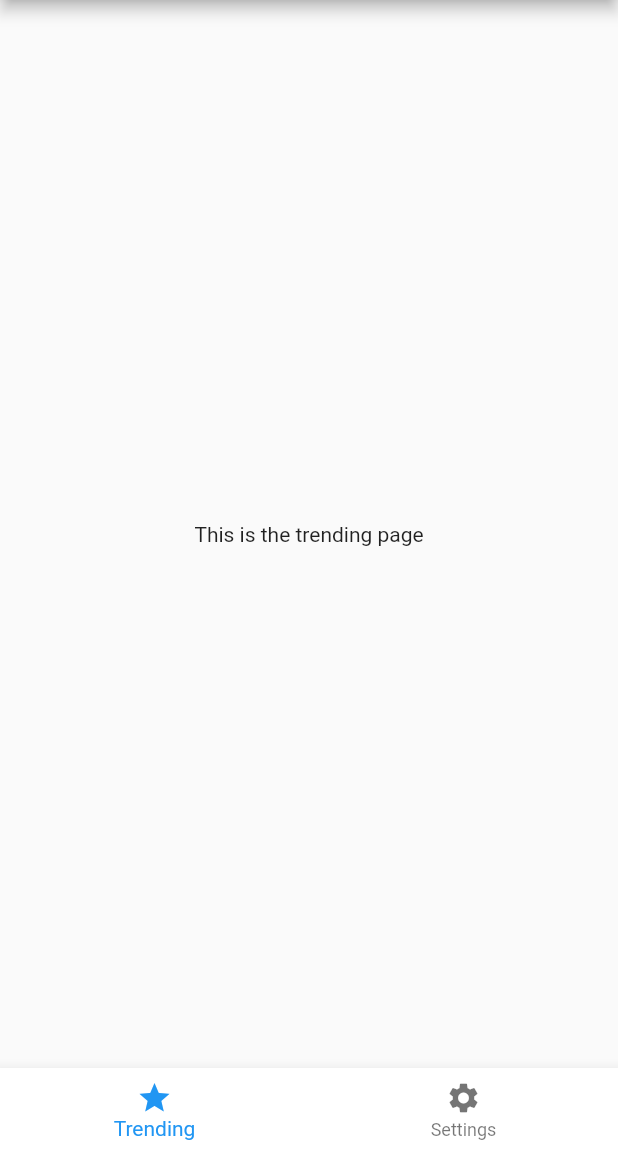
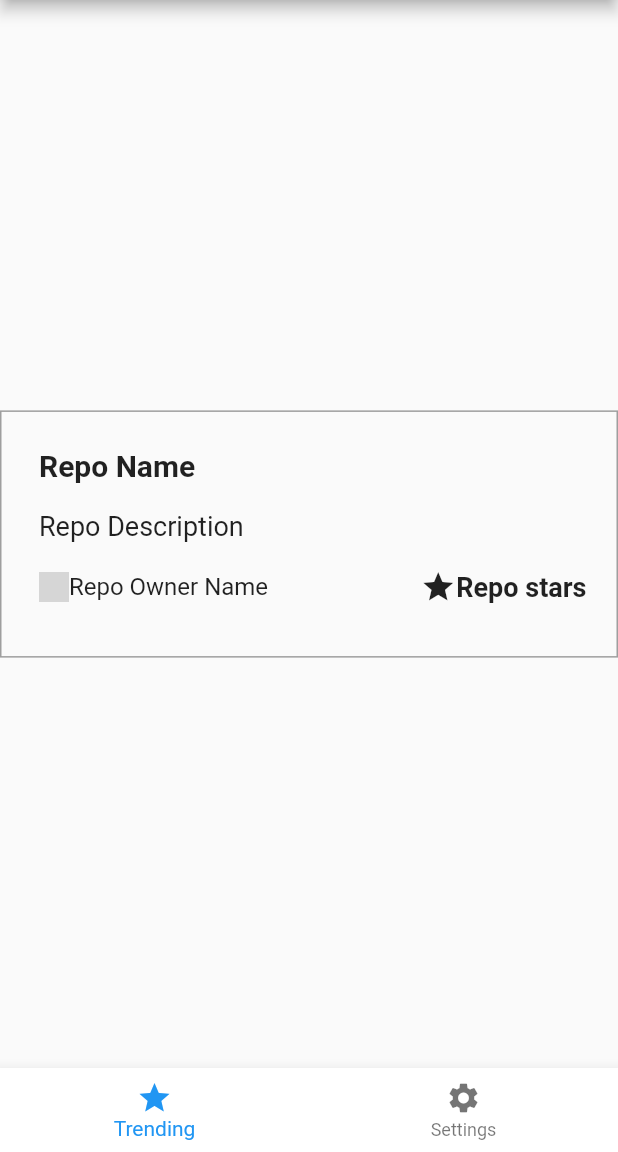
Before and after one commit to amineboularbah/Github-trending-repos-app, a Flutter app: the screen it shows after launch, on a phone screen of 412 x 824 dp, the part 84-1236 px from its top. Run offline on Flutter 3.47's test engine with Material 2 defaults, Android fonts, the phone set to English and light mode, and no system bars; network calls fail; grey boxes are pictures that could not be loaded.

Commit message:
Build a repository component, which we will use in the list of repositories

```diff
--- /dev/null
+++ b/lib/Views/Components/RepoItem.dart
@@ -0,0 +1,59 @@
+import 'dart:ui';
+
+import 'package:flutter/material.dart';
+
+class RepositoryItem extends StatelessWidget {
+  @override
+  Widget build(BuildContext context) {
+    return Container(
+      height: MediaQuery.of(context).size.height / 5,
+      width: MediaQuery.of(context).size.width,
+      padding: EdgeInsets.fromLTRB(25, 15, 20, 25),
+      decoration:
+          BoxDecoration(border: Border.all(color: Colors.grey, width: 1)),
+      child: Column(
+        mainAxisAlignment: MainAxisAlignment.spaceAround,
+        crossAxisAlignment: CrossAxisAlignment.start,
+        children: [
+          Text(
+            'Repo Name',
+            style: TextStyle(fontWeight: FontWeight.bold, fontSize: 20),
+          ),
+          Text(
+            'Repo Description',
+            style: TextStyle(fontSize: 18),
+          ),
+          Row(
+            mainAxisAlignment: MainAxisAlignment.spaceBetween,
+            children: [
+              Row(
+                children: [
+                  Container(
+                      height: 20,
+                      width: 20,
+                      child: Image.network(
+                        'https://avatars0.githubusercontent.com/u/40356278?v=4',
+                        fit: BoxFit.contain,
+                      )),
+                  Text(
+                    'Repo Owner Name',
+                    style: TextStyle(fontSize: 16),
+                  ),
+                ],
+              ),
+              Row(
+                children: [
+                  Icon(Icons.star),
+                  Text(
+                    'Repo stars',
+                    style: TextStyle(fontWeight: FontWeight.bold, fontSize: 18),
+                  ),
+                ],
+              ),
+            ],
+          )
+        ],
+      ),
+    );
+  }
+}
--- a/lib/Views/Screens/trending.dart
+++ b/lib/Views/Screens/trending.dart
@@ -1,4 +1,5 @@
 import 'package:flutter/material.dart';
+import 'package:gemographyMobileChallenge/Views/Components/RepoItem.dart';
 
 class TrendingPage extends StatefulWidget {
   @override
@@ -10,7 +11,7 @@ class _TrendingPageState extends State<TrendingPage> {
   Widget build(BuildContext context) {
     return Scaffold(
       body: Center(
-        child: Text('This is the trending page'),
+        child: RepositoryItem(),
       ),
     );
   }
```
